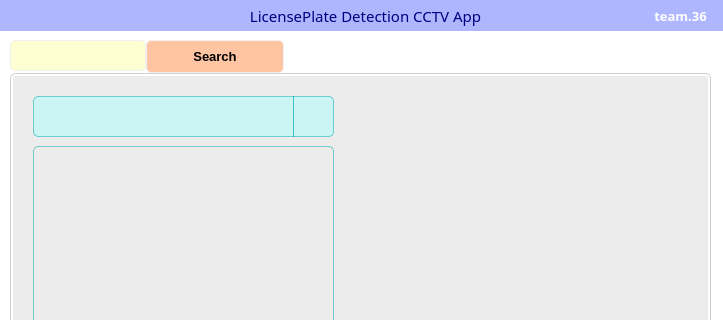
Before: the Qt Designer form cctv_36/mainwindow.ui in VEDA-ThirtySix/PAMS-client, drawn with Qt 5; both pictures show x 0 to 723 and y 0 to 320 of the 723 by 546 pixel window.
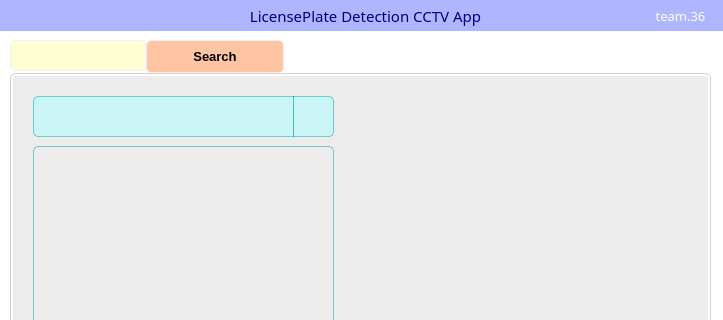
After: the same form once the commit is applied. The open tabs and pages were chosen to show the change. Icons and pictures are not drawn.

Diff of the .ui file:
```diff
--- a/cctv_36/mainwindow.ui
+++ b/cctv_36/mainwindow.ui
@@ -304,7 +304,7 @@
       <family>Quicksand Medium</family>
       <pointsize>11</pointsize>
       <italic>false</italic>
-      <bold>false</bold>
+      <fontweight>Medium</fontweight>
      </font>
     </property>
     <property name="styleSheet">
@@ -337,7 +337,7 @@
       <family>NotoSerifTamilSlanted Black</family>
       <pointsize>10</pointsize>
       <italic>false</italic>
-      <bold>true</bold>
+      <fontweight>Black</fontweight>
      </font>
     </property>
     <property name="styleSheet">
```
Left out of the diff: 24 changed lines with no effect on the pictures.
